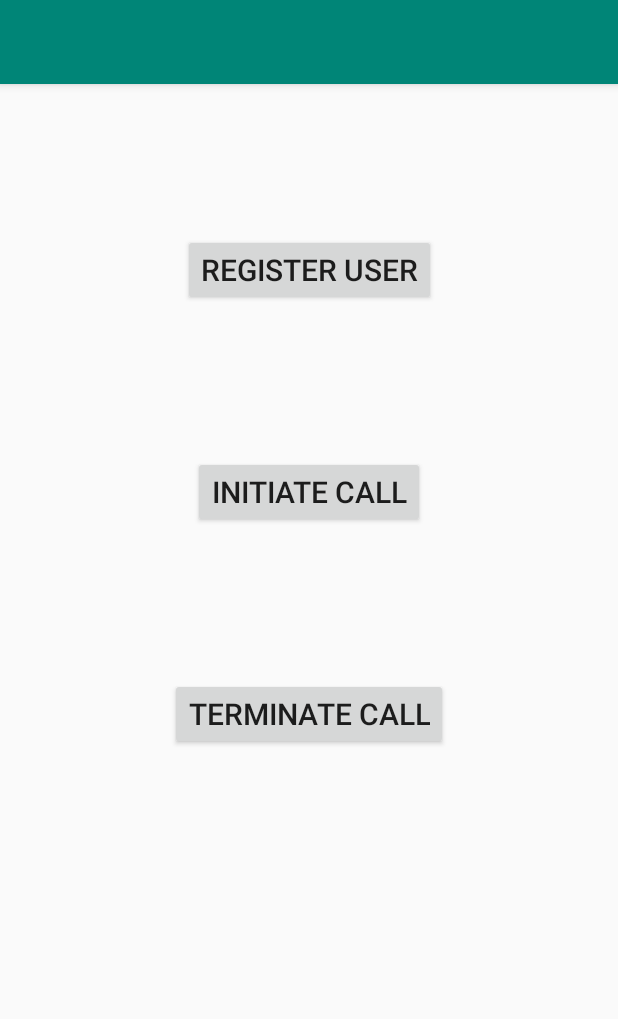
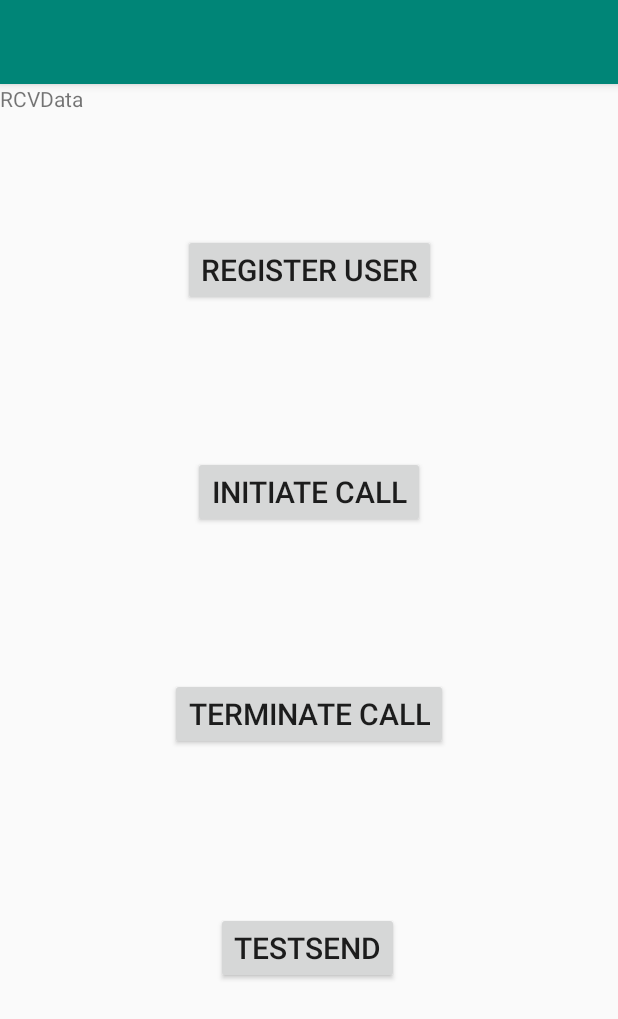
Before and after one commit to pqrk8805/acafela, an Android app: the screen it shows after launch (MainActivity), on a phone screen of 412 x 824 dp. Shown: the top 1019 px of the screen. Run offline under Robolectric (Android 15) with nearby library versions, the light colour scheme and no system bars.

Commit message:
Change Conflict Things And Try to commit
Please God,,,,

```diff
--- a/src/android/app/src/main/res/layout/activity_main.xml
+++ b/src/android/app/src/main/res/layout/activity_main.xml
@@ -43,6 +43,27 @@
         app:layout_constraintEnd_toEndOf="parent"
         app:layout_constraintHorizontal_bias="0.5"
         app:layout_constraintStart_toStartOf="parent"
-        app:layout_constraintTop_toBottomOf="@+id/button2"  />
+        app:layout_constraintTop_toBottomOf="@+id/button2" />
+
+    <Button
+        android:id="@+id/button4"
+        android:layout_width="wrap_content"
+        android:layout_height="wrap_content"
+        android:layout_marginTop="256dp"
+        android:onClick="onClickSendBtn"
+        android:text="TESTSEND"
+        android:textSize="20dp"
+        app:layout_constraintEnd_toEndOf="parent"
+        app:layout_constraintHorizontal_bias="0.497"
+        app:layout_constraintStart_toStartOf="parent"
+        app:layout_constraintTop_toBottomOf="@+id/button2" />
+
+    <TextView
+        android:id="@+id/TESTTextView"
+        android:layout_width="wrap_content"
+        android:layout_height="24dp"
+        android:text="RCVData"
+        tools:layout_editor_absoluteX="176dp"
+        tools:layout_editor_absoluteY="632dp" />
 
 </android.support.constraint.ConstraintLayout>
```
Also changed, not shown: src/android/app/src/main/java/com/acafela/harmony/MainActivity.java (+57 -0 lines).
